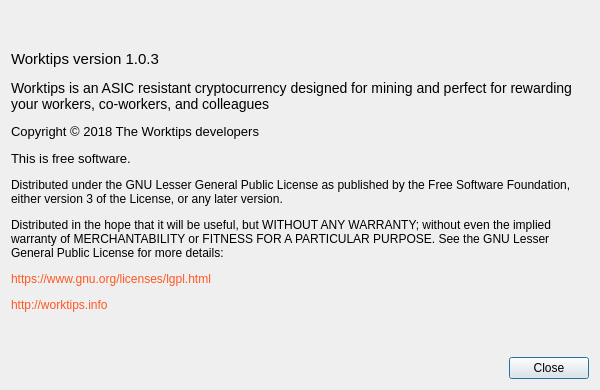
Above: src/Gui/Common/AboutDialog.ui from worktips/worktips-lite-wallet before the change. Below: the same form after it.
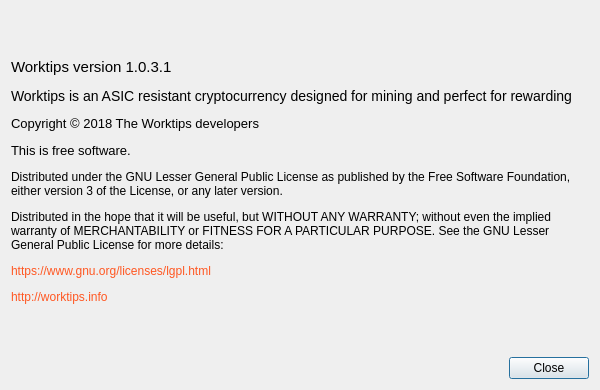
That is the form after the change. Custom widgets are drawn as their Qt base class.

Patch:
```diff
--- a/src/Gui/Common/AboutDialog.ui
+++ b/src/Gui/Common/AboutDialog.ui
@@ -41,7 +41,7 @@
       </sizepolicy>
      </property>
      <property name="text">
-      <string>&lt;html&gt;&lt;head/&gt;&lt;body&gt;&lt;p&gt;&lt;span style=&quot; font-family:'Open Sans'; font-size:15px;&quot;&gt;Worktips version 1.0.3&lt;/span&gt;&lt;/p&gt;&lt;p&gt;&lt;span style=&quot; font-family:'Open Sans'; font-size:14px;&quot;&gt;Worktips is an ASIC resistant cryptocurrency designed for mining and perfect for rewarding your workers, co-workers, and colleagues&lt;/span&gt;&lt;/p&gt;&lt;p&gt;&lt;span style=&quot; font-family:'Open Sans'; font-size:13px;&quot;&gt;Copyright © 2018 The Worktips developers&lt;/span&gt;&lt;/p&gt;&lt;p&gt;&lt;span style=&quot; font-family:'Open Sans'; font-size:13px;&quot;&gt;This is free software.&lt;/span&gt;&lt;/p&gt;&lt;p&gt;&lt;span style=&quot; font-family:'Open Sans'; font-size:12px;&quot;&gt;Distributed under the GNU Lesser General Public License as published by the Free Software Foundation, either version 3 of the License, or any later version.&lt;/span&gt;&lt;/p&gt;&lt;p&gt;&lt;span style=&quot; font-family:'Open Sans'; font-size:12px;&quot;&gt;Distributed in the hope that it will be useful, but WITHOUT ANY WARRANTY; without even the implied warranty of MERCHANTABILITY or FITNESS FOR A PARTICULAR PURPOSE. See the GNU Lesser General Public License for more details:&lt;/span&gt;&lt;/p&gt;&lt;p&gt;&lt;a href=&quot;https://www.gnu.org/licenses/lgpl.html&quot;&gt;&lt;span style=&quot; font-family:'Open Sans'; font-size:12px; text-decoration: none; color:#FF5722;&quot;&gt;https://www.gnu.org/licenses/lgpl.html&lt;/span&gt;&lt;/a&gt;&lt;/p&gt;&lt;p&gt;&lt;a href=&quot;http://worktips.info/&quot;&gt;&lt;span style=&quot; font-family:'Open Sans'; font-size:12px; text-decoration: none; color:#FF5722;&quot;&gt;http://worktips.info&lt;/span&gt;&lt;/a&gt;&lt;/p&gt;&lt;/body&gt;&lt;/html&gt;</string>
+      <string>&lt;html&gt;&lt;head/&gt;&lt;body&gt;&lt;p&gt;&lt;span style=&quot; font-family:'Open Sans'; font-size:15px;&quot;&gt;Worktips version 1.0.3.1&lt;/span&gt;&lt;/p&gt;&lt;p&gt;&lt;span style=&quot; font-family:'Open Sans'; font-size:14px;&quot;&gt;Worktips is an ASIC resistant cryptocurrency designed for mining and perfect for rewarding&lt;/span&gt;&lt;/p&gt;&lt;p&gt;&lt;span style=&quot; font-family:'Open Sans'; font-size:13px;&quot;&gt;Copyright © 2018 The Worktips developers&lt;/span&gt;&lt;/p&gt;&lt;p&gt;&lt;span style=&quot; font-family:'Open Sans'; font-size:13px;&quot;&gt;This is free software.&lt;/span&gt;&lt;/p&gt;&lt;p&gt;&lt;span style=&quot; font-family:'Open Sans'; font-size:12px;&quot;&gt;Distributed under the GNU Lesser General Public License as published by the Free Software Foundation, either version 3 of the License, or any later version.&lt;/span&gt;&lt;/p&gt;&lt;p&gt;&lt;span style=&quot; font-family:'Open Sans'; font-size:12px;&quot;&gt;Distributed in the hope that it will be useful, but WITHOUT ANY WARRANTY; without even the implied warranty of MERCHANTABILITY or FITNESS FOR A PARTICULAR PURPOSE. See the GNU Lesser General Public License for more details:&lt;/span&gt;&lt;/p&gt;&lt;p&gt;&lt;a href=&quot;https://www.gnu.org/licenses/lgpl.html&quot;&gt;&lt;span style=&quot; font-family:'Open Sans'; font-size:12px; text-decoration: none; color:#FF5722;&quot;&gt;https://www.gnu.org/licenses/lgpl.html&lt;/span&gt;&lt;/a&gt;&lt;/p&gt;&lt;p&gt;&lt;a href=&quot;http://worktips.info/&quot;&gt;&lt;span style=&quot; font-family:'Open Sans'; font-size:12px; text-decoration: none; color:#FF5722;&quot;&gt;http://worktips.info&lt;/span&gt;&lt;/a&gt;&lt;/p&gt;&lt;/body&gt;&lt;/html&gt;</string>
      </property>
      <property name="textFormat">
       <enum>Qt::RichText</enum>
```
